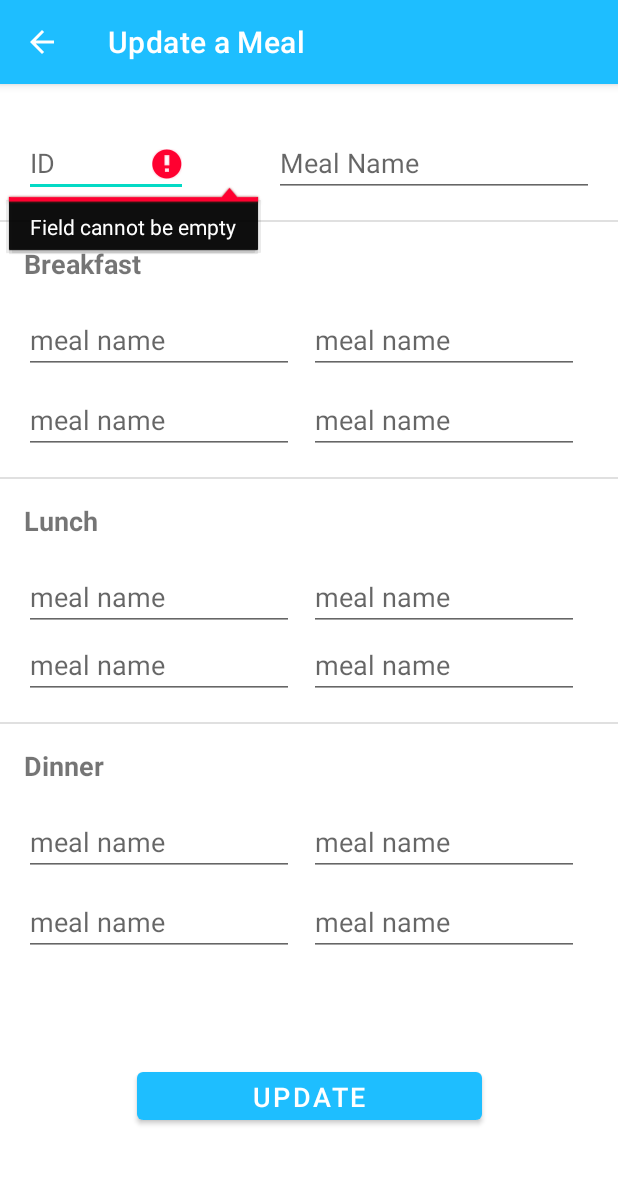
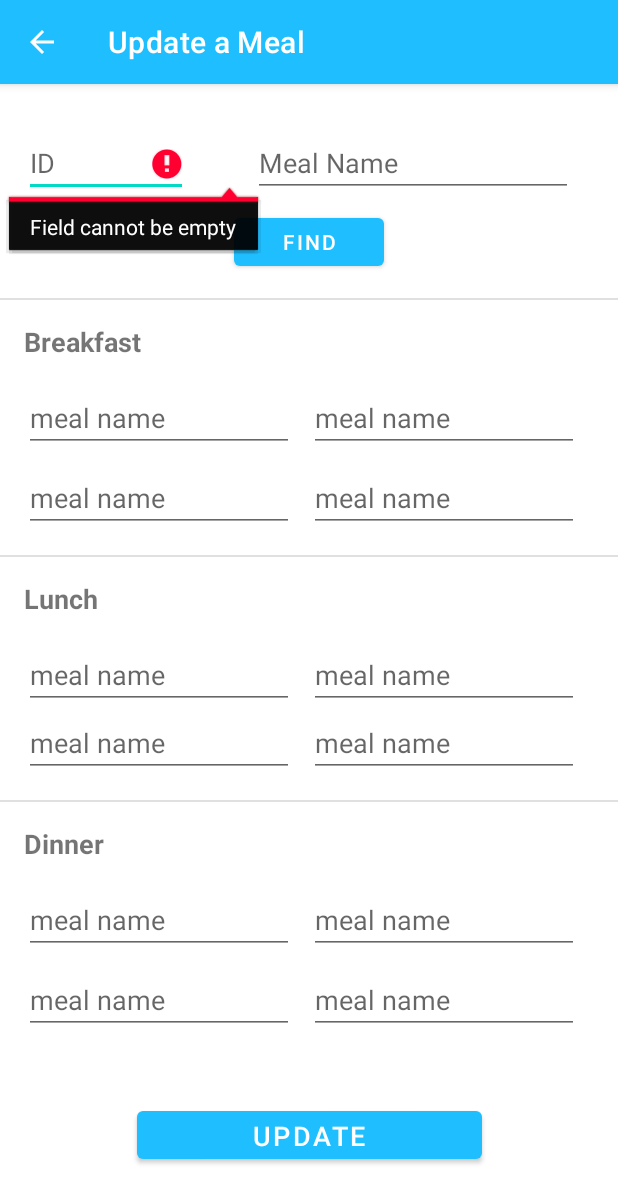
Before and after one commit to KaveenLaksitha/GET-FIT, an Android app: the UpdateMeal screen opened directly, with no data from a screen before it, after a tap on "UPDATE", on a phone screen of 412 x 824 dp. Shown: the top 1203 px of the screen. Run offline under Robolectric (Android 15) with nearby library versions, the phone set to English and light mode, and no system bars; Roboto replaces fonts that are not available here.

Commit message:
nutrition management UpdateMeal activity updated

```diff
--- a/app/src/main/java/com/example/getfit/Nutrition/UpdateMeal.java
+++ b/app/src/main/java/com/example/getfit/Nutrition/UpdateMeal.java
@@ -3,6 +3,7 @@ package com.example.getfit.Nutrition;
 import androidx.appcompat.app.AppCompatActivity;
 
 import android.content.Intent;
+import android.database.Cursor;
 import android.os.Bundle;
 import android.view.View;
 import android.widget.Button;
@@ -13,7 +14,8 @@ import com.example.getfit.R;
 public class UpdateMeal extends AppCompatActivity {
 
     EditText mealID,mealName,bm01,bm02,bm03,bm04,lm01,lm02,lm03,lm04,dm01,dm02,dm03,dm04;
-    Button nutrition_button_updateMeal;
+    Button button_mealSearch,nutrition_button_updateMeal;
+    DBHelper dbHelper;
 
     @Override
     protected void onCreate(Bundle savedInstanceState) {
@@ -34,7 +36,45 @@ public class UpdateMeal extends AppCompatActivity {
         dm02 = findViewById(R.id.dm02);
         dm03 = findViewById(R.id.dm03);
         dm04 = findViewById(R.id.dm04);
+
+        button_mealSearch = findViewById(R.id.button_mealSearch);
         nutrition_button_updateMeal = findViewById(R.id.nutrition_button_updateMeal);
+
+
+        button_mealSearch.setOnClickListener(new View.OnClickListener() {
+            @Override
+            public void onClick(View v) {
+
+                String inputID = mealID.getText().toString();
+
+                if(inputID.isEmpty()){
+                    mealID.requestFocus();
+                    mealID.setError("Field cannot be empty");
+                }
+                else {
+                    dbHelper = new DBHelper(getApplicationContext());
+                    Cursor cursor = dbHelper.SearchMeal(inputID);
+
+                    if (cursor.moveToFirst()) {
+
+                        bm01.setText(cursor.getString(2));
+                        bm02.setText(cursor.getString(3));
+                        bm03.setText(cursor.getString(4));
+                        bm04.setText(cursor.getString(5));
+                        lm01.setText(cursor.getString(6));
+                        lm02.setText(cursor.getString(7));
+                        lm03.setText(cursor.getString(8));
+                        lm04.setText(cursor.getString(9));
+                        dm01.setText(cursor.getString(10));
+                        dm02.setText(cursor.getString(11));
+                        dm03.setText(cursor.getString(12));
+                        dm04.setText(cursor.getString(13));
+
+                    }
+                }
+
+            }
+        });
 
         nutrition_button_updateMeal.setOnClickListener(new View.OnClickListener() {
 
@@ -45,7 +85,7 @@ public class UpdateMeal extends AppCompatActivity {
                 String inputName = mealName.getText().toString();
 
                 //meal name pattern
-                String nameVal = "[a-zA-Z ]+";
+                String nameVal = "[a-zA-Z,,0-9]+";
 
                 //validating mealName input
                 if(inputId.isEmpty()){
--- a/app/src/main/res/layout/activity_update_meal.xml
+++ b/app/src/main/res/layout/activity_update_meal.xml
@@ -23,7 +23,7 @@
         android:id="@+id/mealName"
         android:layout_width="wrap_content"
         android:layout_height="43dp"
-        android:layout_marginEnd="16dp"
+        android:layout_marginEnd="30dp"
         android:ems="10"
         android:hint="Meal Name"
         android:inputType="textPersonName"
@@ -186,7 +186,7 @@
         android:textStyle="bold"
         app:layout_constraintBottom_toTopOf="@+id/bm01"
         app:layout_constraintStart_toStartOf="parent"
-        app:layout_constraintTop_toBottomOf="@+id/mealID" />
+        app:layout_constraintTop_toBottomOf="@+id/button_mealSearch" />
 
     <TextView
         android:id="@+id/textView20"
@@ -229,7 +229,8 @@
         android:layout_height="1dp"
         android:background="?android:attr/listDivider"
         app:layout_constraintBottom_toTopOf="@+id/textView17"
-        app:layout_constraintTop_toBottomOf="@+id/mealName" />
+        app:layout_constraintTop_toBottomOf="@+id/button_mealSearch"
+        tools:layout_editor_absoluteX="0dp" />
 
     <View
         android:id="@+id/divider3"
@@ -249,5 +250,15 @@
         app:layout_constraintTop_toBottomOf="@+id/lm04"
         tools:layout_editor_absoluteX="1dp" />
 
+    <Button
+        android:id="@+id/button_mealSearch"
+        android:layout_width="100dp"
+        android:layout_height="44dp"
+        android:layout_marginTop="8dp"
+        android:text="@string/button_mealSearch"
+        app:layout_constraintEnd_toEndOf="parent"
+        app:layout_constraintStart_toStartOf="parent"
+        app:layout_constraintTop_toBottomOf="@+id/mealID" />
+
 
 </androidx.constraintlayout.widget.ConstraintLayout>
--- a/app/src/main/res/values/strings.xml
+++ b/app/src/main/res/values/strings.xml
@@ -199,5 +199,6 @@
     <string name="menu_home">Home</string>
     <string name="menu_gallery">Gallery</string>
     <string name="menu_slideshow">Slideshow</string>
+    <string name="button_mealSearch">Find</string>
 
 </resources>
```
